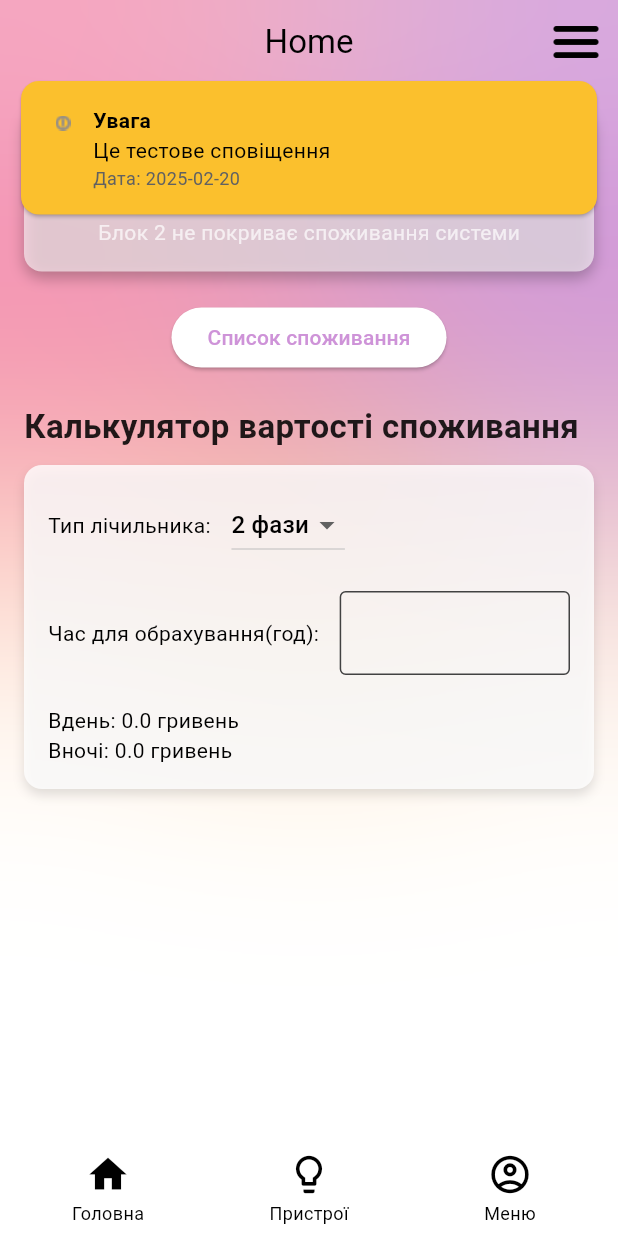
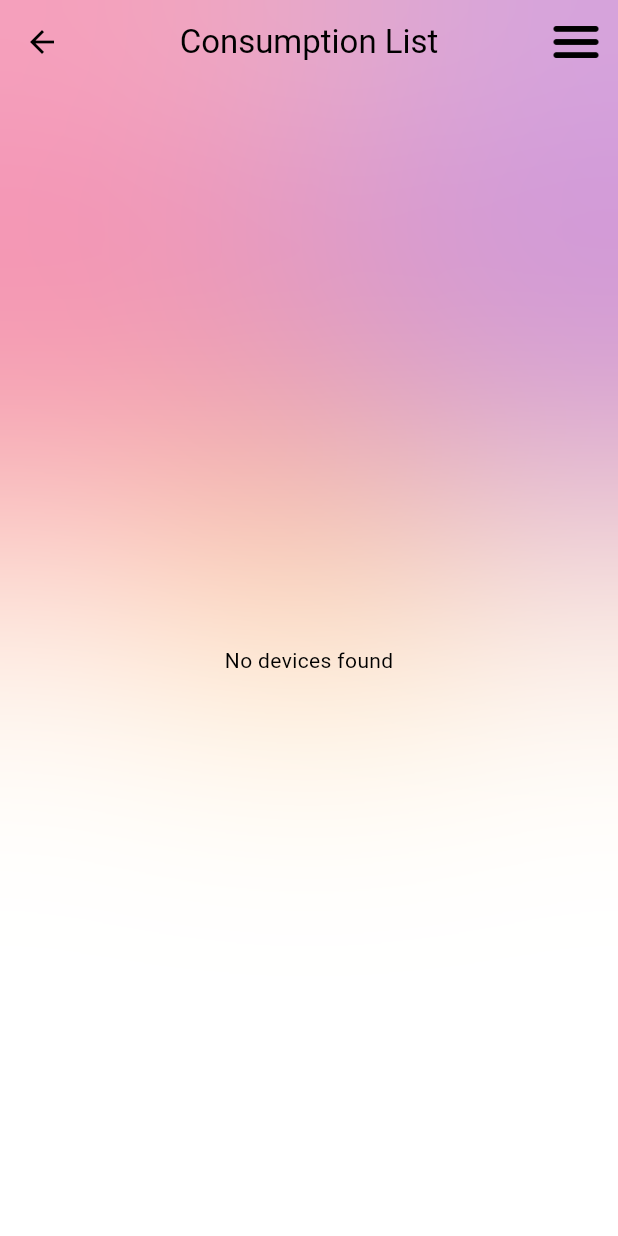
Before and after one commit to ostrikovartur/project_energy, a Flutter app: the screen it shows once a user with an empty profile is signed in, after a tap on "Список споживання", on a phone screen of 412 x 824 dp. Run offline on Flutter 3.47's test engine with Material 3 defaults, Android fonts, the phone set to English and light mode, and no system bars; our stand-ins replace bloc, cloud_firestore, equatable, firebase_auth, firebase_core, flutter_bloc and 4 more; accounts and stored records are empty.

Commit message:
Add consumption list

```diff
--- a/lib/consumption_list.dart
+++ b/lib/consumption_list.dart
@@ -0,0 +1,131 @@
+import 'package:cloud_firestore/cloud_firestore.dart';
+import 'package:firebase_auth/firebase_auth.dart';
+import 'package:flutter/material.dart';
+import 'package:flutter_bloc/flutter_bloc.dart';
+import 'package:project_energy/authenticationSecond/bloc/authentication_bloc.dart';
+import 'package:project_energy/header.dart';
+import 'package:project_energy/widgets/background_widget.dart';
+
+class ConsumptionListScreen extends StatefulWidget {
+  @override
+  _ConsumptionListScreenState createState() => _ConsumptionListScreenState();
+}
+
+class _ConsumptionListScreenState extends State<ConsumptionListScreen> {
+  final userId = FirebaseAuth.instance.currentUser?.uid;
+  Map<String, bool> _deviceSelections = {};
+  Map<String, bool> _initialDeviceSelections = {};
+  List<QueryDocumentSnapshot>? _devices;
+
+  @override
+  void initState() {
+    super.initState();
+    _loadDevices();
+  }
+
+  void _loadDevices() async {
+    final snapshot = await FirebaseFirestore.instance
+        .collection('users')
+        .doc(userId)
+        .collection('devices')
+        .get();
+    setState(() {
+      _devices = snapshot.docs;
+      for (var doc in _devices!) {
+        bool isSelected = doc['isInConsumptionList'] ?? false;
+        _deviceSelections[doc.id] = isSelected;
+        _initialDeviceSelections[doc.id] = isSelected;
+      }
+    });
+  }
+
+  bool get _hasChanges => !_deviceSelections.keys.every((key) => _deviceSelections[key] == _initialDeviceSelections[key]);
+
+  @override
+  Widget build(BuildContext context) {
+    return BlocListener<AuthenticationBloc, AuthenticationState>(
+      listener: (context, state) {
+        if (state.status == AuthenticationStatus.unauthenticated) {
+          Navigator.pop(context);
+        }
+      },
+      child: Scaffold(
+        appBar: Header(title: 'Consumption List'),
+        body: Stack(
+          children: [
+            BackgroundWidget(
+              child: _devices == null
+                  ? Center(child: CircularProgressIndicator())
+                  : _devices!.isEmpty
+                      ? Center(child: Text('No devices found'))
+                      : Column(
+                          children: [
+                            Expanded(
+                              child: ListView(
+                                padding: EdgeInsets.all(16),
+                                children: _devices!.map((doc) {
+                                  String deviceId = doc.id;
+                                  return Card(
+                                    margin: EdgeInsets.symmetric(vertical: 8),
+                                    child: ListTile(
+                                      title: Text(doc['name'] ?? 'Unknown Device'),
+                                      subtitle: Text('Consumption: ${doc['consumptionPerHour']} W/h'),
+                                      trailing: Checkbox(
+                                        value: _deviceSelections[deviceId],
+                                        onChanged: (bool? value) {
+                                          setState(() {
+                                            _deviceSelections[deviceId] = value ?? false;
+                                          });
+                                        },
+                                      ),
+                                    ),
+                                  );
+                                }).toList(),
+                              ),
+                            ),
+                            Padding(
+                              padding: EdgeInsets.all(16),
+                              child: Row(
+                                mainAxisAlignment: MainAxisAlignment.spaceBetween,
+                                children: [
+                                  ElevatedButton(
+                                    onPressed: () {
+                                      Navigator.pop(context);
+                                    },
+                                    child: Text('Назад'),
+                                  ),
+                                  ElevatedButton(
+                                    onPressed: _hasChanges ? _saveChanges : null,
+                                    child: Text('Зберегти список'),
+                                  ),
+                                ],
+                              ),
+                            ),
+                          ],
+                        ),
+            ),
+          ],
+        ),
+      ),
+    );
+  }
+
+void _saveChanges() {
+  final batch = FirebaseFirestore.instance.batch();
+  _deviceSelections.forEach((deviceId, isInConsumptionList) {
+    final docRef = FirebaseFirestore.instance
+        .collection('users')
+        .doc(userId)
+        .collection('devices')
+        .doc(deviceId);
+    batch.update(docRef, {'isInConsumptionList': isInConsumptionList});
+  });
+
+  batch.commit().then((_) {
+    Navigator.pop(context, true);
+  }).catchError((error) {
+    print('Error saving changes: $error');
+  });
+}
+
+}
--- a/lib/devices.dart
+++ b/lib/devices.dart
@@ -78,7 +78,6 @@ class _DevicesState extends State<Devices> {
                 if (!snapshot.hasData) {
                   return Center(child: CircularProgressIndicator());
                 }
-
                 final devices = snapshot.data!.docs;
                 final displayedDevices =
                     _showAllDevices ? devices : devices.take(3).toList();
--- a/lib/home.dart
+++ b/lib/home.dart
@@ -1,12 +1,12 @@
 import 'package:firebase_auth/firebase_auth.dart';
 import 'package:flutter/material.dart';
 import 'package:cloud_firestore/cloud_firestore.dart';
+import 'package:project_energy/consumption_list.dart';
 import 'package:project_energy/widgets/background_widget.dart';
 import 'package:flutter_bloc/flutter_bloc.dart';
 import 'package:project_energy/widgets/footer/bloc/footer_bloc.dart';
 import 'header.dart';
 import 'widgets/footer/footer.dart';
-import 'message.dart';
 
 class Home extends StatefulWidget {
   const Home({super.key});
@@ -20,7 +20,7 @@ class _HomeState extends State<Home> {
   final TextEditingController _hoursController = TextEditingController();
   double _dayCost = 0;
   double _nightCost = 0;
-  bool _showMessage = true;
+  //bool _showMessage = true;
   double _totalConsumption = 0;
 
   @override
@@ -125,7 +125,16 @@ void _calculateTotalConsumption() {
                     width: double.infinity,
                     alignment: Alignment.center,
                     child: ElevatedButton(
-                      onPressed: _calculateTotalConsumption,
+                      onPressed: () async {
+                        final result = await Navigator.push(
+                          context,
+                          MaterialPageRoute(
+                              builder: (context) => ConsumptionListScreen()),
+                        );
+                        if (result == true) {
+                          _calculateTotalConsumption();
+                        }
+                      },
                       child: Text('Список споживання'),
                     ),
                   ),
@@ -216,15 +225,15 @@ void _calculateTotalConsumption() {
             },
           ),
         ),
-        if (_showMessage)
-          Message(
-            message: 'Це тестове сповіщення',
-            onClose: () {
-              setState(() {
-                _showMessage = false;
-              });
-            },
-          ),
+        // if (_showMessage)
+        //   Message(
+        //     message: 'Це тестове сповіщення',
+        //     onClose: () {
+        //       setState(() {
+        //         _showMessage = false;
+        //       });
+        //     },
+        //   ),
       ],
     );
   }
```
Lines whose indentation alone changed are shown as unchanged.
